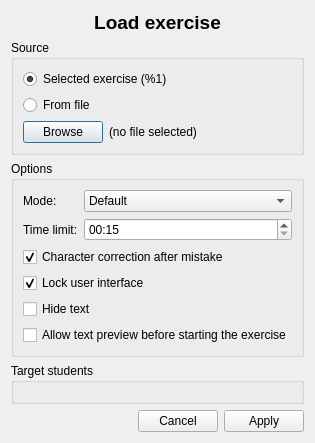
First picture: the form in libcore/ui/LoadExerciseDialog.ui, repository Open-Typer/Open-Typer, before the edit.
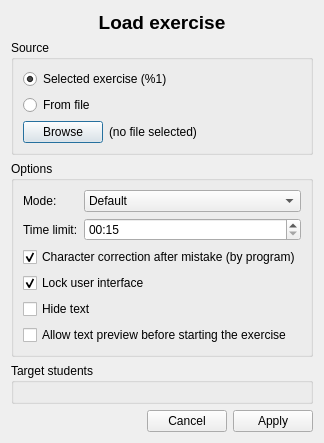
Second picture: the form after the edit.

Commit message: LoadExerciseDialog: Rename character correction option

The edit to the form file:
```diff
--- a/libcore/ui/LoadExerciseDialog.ui
+++ b/libcore/ui/LoadExerciseDialog.ui
@@ -205,7 +205,7 @@
       <item>
        <widget class="QCheckBox" name="correctMistakesCheckBox">
         <property name="text">
-         <string>Character correction after mistake</string>
+         <string>Character correction after mistake (by program)</string>
         </property>
         <property name="checked">
          <bool>true</bool>
```
